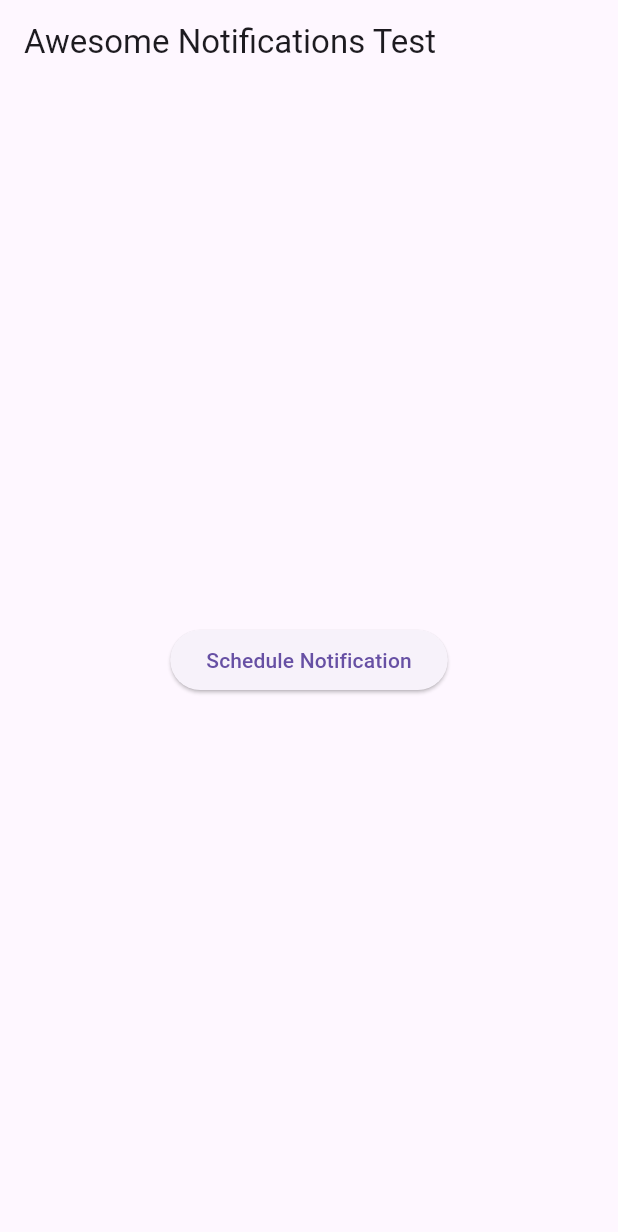
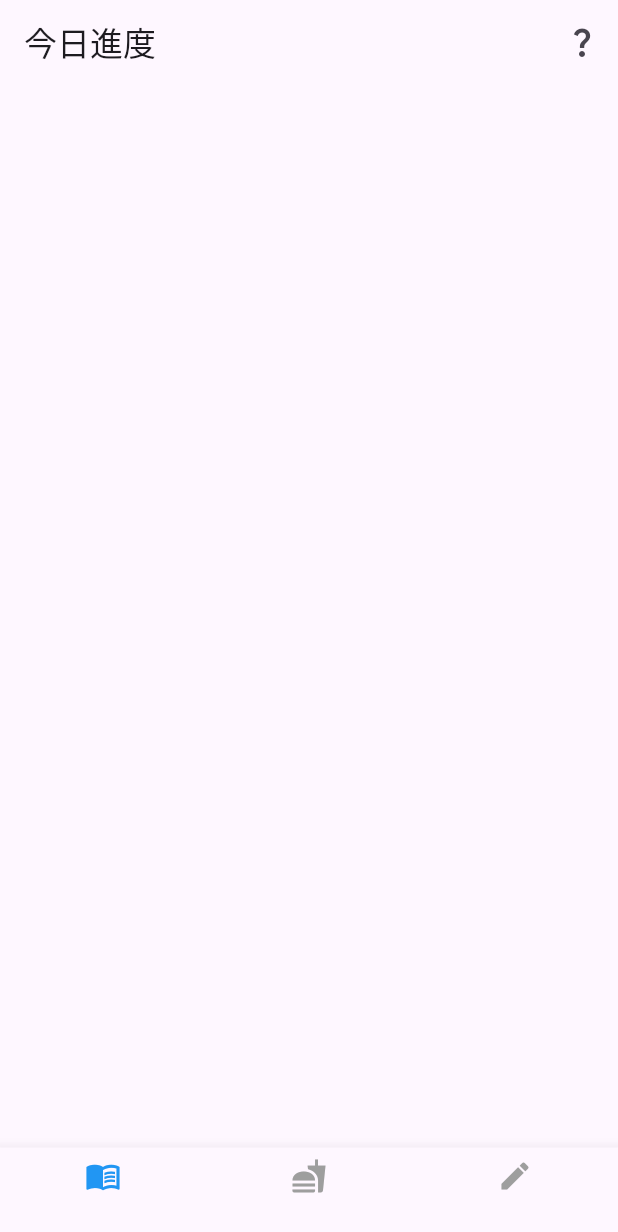
Before and after one commit to qqdog1/robot-living, a Flutter app: the screen it shows after launch, on a phone screen of 412 x 824 dp. Shown: the top 1232 px of the screen. Run offline on Flutter 3.47's test engine with Material 3 defaults, Android fonts, the phone set to English and light mode, and no system bars.

Commit message:
tab和空白頁

```diff
--- a/lib/main.dart
+++ b/lib/main.dart
@@ -1,59 +1,18 @@
 import 'package:flutter/material.dart';
-import 'package:awesome_notifications/awesome_notifications.dart';
+import 'package:robot_living/page/logo_page.dart';
 
 void main() {
-  AwesomeNotifications().initialize(
-    'resource://drawable/ic_launcher', // 替換為您的app icon
-    [
-      NotificationChannel(
-        channelKey: 'basic_channel',
-        channelName: 'Basic notifications',
-        channelDescription: 'Notification channel for basic tests',
-        defaultColor: Color(0xFF9D50DD),
-        ledColor: Colors.white,
-      )
-    ],
-  );
-  runApp(MyApp());
+  runApp(const RobotLiving());
 }
 
-class MyApp extends StatelessWidget {
+class RobotLiving extends StatelessWidget {
+  const RobotLiving({super.key});
+
   @override
   Widget build(BuildContext context) {
-    return MaterialApp(
-      home: HomePage(),
+    return const MaterialApp(
+      debugShowCheckedModeBanner: false,
+      home: LogoPage(),
     );
   }
 }
-
-class HomePage extends StatelessWidget {
-  @override
-  Widget build(BuildContext context) {
-    return Scaffold(
-      appBar: AppBar(
-        title: Text("Awesome Notifications Test"),
-      ),
-      body: Center(
-        child: ElevatedButton(
-          onPressed: () {
-            scheduleNotification();
-          },
-          child: Text('Schedule Notification'),
-        ),
-      ),
-    );
-  }
-
-  void scheduleNotification() {
-    AwesomeNotifications().createNotification(
-      content: NotificationContent(
-        id: 10,
-        channelKey: 'basic_channel',
-        title: 'Hello Awesome Notifications!',
-        body: 'This is a scheduled notification',
-        displayOnForeground: true
-      ),
-      schedule: NotificationInterval(interval: 5, repeats: false),
-    );
-  }
-}
--- /dev/null
+++ b/lib/page/logo_page.dart
@@ -0,0 +1,55 @@
+import 'dart:async';
+import 'package:flutter/material.dart';
+import 'package:robot_living/page/tab_page.dart';
+
+class LogoPage extends StatefulWidget {
+  const LogoPage({super.key});
+
+  @override
+  _LogoPageState createState() => _LogoPageState();
+}
+
+class _LogoPageState extends State<LogoPage> {
+  late Timer _timer;
+  bool _canNavigate = false;
+
+  @override
+  void initState() {
+    super.initState();
+    _timer = Timer(const Duration(seconds: 1), () {
+      _canNavigate = true;
+    });
+  }
+
+  @override
+  void dispose() {
+    _timer.cancel();
+    super.dispose();
+  }
+
+  @override
+  Widget build(BuildContext context) {
+    return GestureDetector(
+      onTap: () {
+        if (_canNavigate) {
+          Navigator.pushReplacement(
+              context, MaterialPageRoute(builder: (context) => TabPage(index: 0,)));
+        }
+      },
+      behavior: HitTestBehavior.opaque, // 全域偵測觸控
+      child: FutureBuilder(
+        future: Future.delayed(const Duration(seconds: 3)), // 最多顯示三秒
+        builder: (context, snapshot) {
+          if (snapshot.connectionState == ConnectionState.waiting) {
+            // 显示您的 Logo 或其他欢迎界面
+            return Center(
+              child: Image.asset('assets/images/logo.png'),
+            );
+          } else {
+            return TabPage(index: 0,);
+          }
+        },
+      ),
+    );
+  }
+}
--- /dev/null
+++ b/lib/page/tab_page.dart
@@ -0,0 +1,68 @@
+import 'package:flutter/material.dart';
+import 'package:robot_living/page/historical_page.dart';
+import 'package:robot_living/page/settings_page.dart';
+import 'package:robot_living/page/today_page.dart';
+
+class TabPage extends StatefulWidget {
+  int index;
+  TabPage({super.key, required this.index});
+  TabPage.someOtherConstructor({super.key}) : index = 0;
+
+  @override
+  _TabPage createState() => _TabPage(index);
+}
+
+class _TabPage extends State<TabPage> with SingleTickerProviderStateMixin {
+  int _currentIndex = 0;
+
+  _TabPage(this._currentIndex);
+
+  @override
+  void initState() {
+    super.initState();
+    initUserSettings();
+  }
+
+  Future<void> initUserSettings() async {
+    WidgetsFlutterBinding.ensureInitialized();
+  }
+
+  final List<Widget> _pages = [
+    const TodayPage(),
+    const SettingsPage(),
+    const HistoricalPage(),
+  ];
+
+  final List<BottomNavigationBarItem> _navItems = [
+    const BottomNavigationBarItem(icon: Icon(Icons.menu_book), label: ''),
+    const BottomNavigationBarItem(icon: Icon(Icons.fastfood), label: ''),
+    const BottomNavigationBarItem(icon: Icon(Icons.edit), label: ''),
+  ];
+
+  @override
+  Widget build(BuildContext context) {
+    return Scaffold(
+      appBar: PreferredSize(
+        preferredSize: const Size.fromHeight(0),
+        child: AppBar(
+          elevation: 0,
+        ),
+      ),
+      body: IndexedStack(
+        index: _currentIndex,
+        children: _pages,
+      ),
+      bottomNavigationBar: BottomNavigationBar(
+        currentIndex: _currentIndex,
+        onTap: (index) {
+          setState(() {
+            _currentIndex = index;
+          });
+        },
+        items: _navItems,
+        selectedItemColor: Colors.blue,
+        unselectedItemColor: Colors.grey,
+      ),
+    );
+  }
+}
--- /dev/null
+++ b/lib/page/today_page.dart
@@ -0,0 +1,38 @@
+import 'package:flutter/material.dart';
+
+class TodayPage extends StatelessWidget {
+  const TodayPage({super.key});
+
+  @override
+  Widget build(BuildContext context) {
+    return Scaffold(
+      appBar: AppBar(
+        title: const Text('今日進度'),
+        actions: [
+          IconButton(
+            onPressed: () {
+              showPopup(context);
+            },
+            icon: const Icon(Icons.question_mark_sharp),
+          ),
+        ],
+      ),
+    );
+  }
+
+  Future<void> showPopup(BuildContext context) {
+    return showDialog<void>(
+      context: context,
+      barrierDismissible: false,
+      builder: (BuildContext context) => AlertDialog(
+        content: const Text('GOGO'),
+        actions: [
+          TextButton(
+            onPressed: () => Navigator.pop(context),
+            child: const Text('確定'),
+          ),
+        ],
+      ),
+    );
+  }
+}
```
Also changed, not shown: lib/page/historical_page.dart (added, +38 -0 lines), lib/page/settings_page.dart (added, +38 -0 lines), pubspec.yaml (+2 -51 lines), assets/images/logo.png (added).
